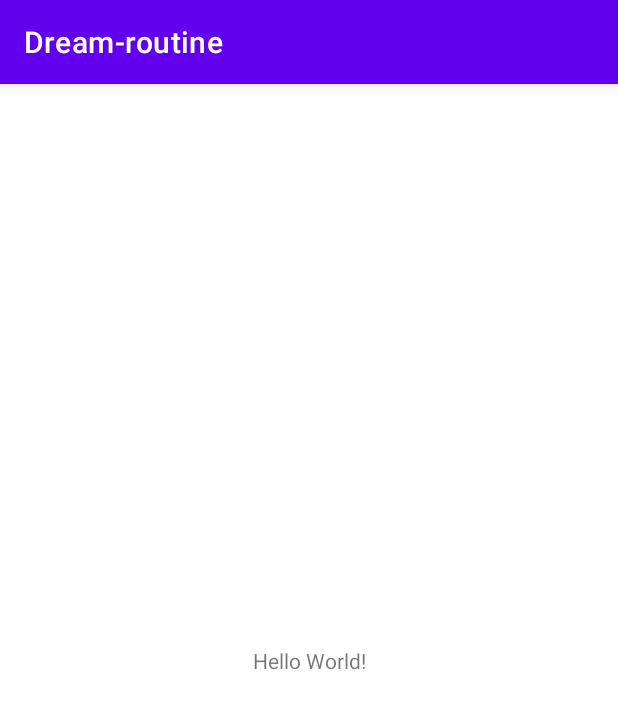
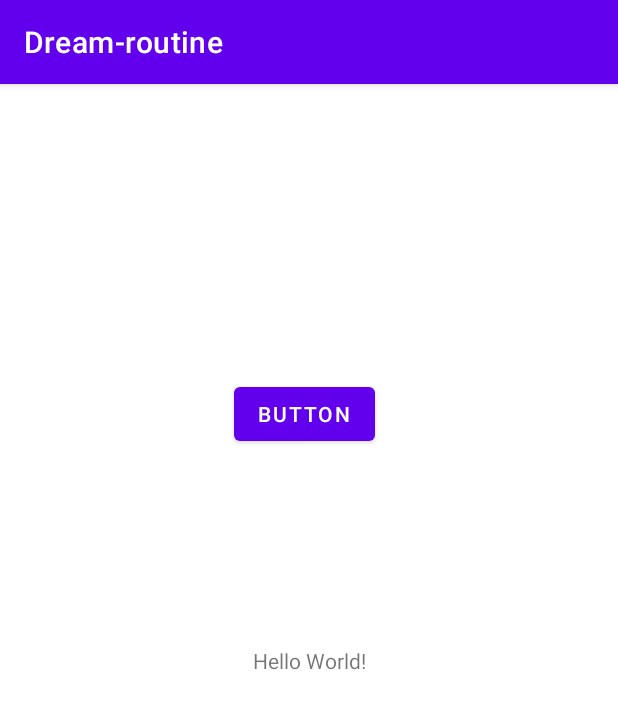
Before and after one commit to sowwnn/Routine-Note-Mobile-App, an Android app: the screen it shows after launch (MainActivity), on a phone screen of 412 x 824 dp. Shown: the top 709 px of the screen. Run offline under Robolectric (Android 15) with nearby library versions, the phone set to English and light mode, and no system bars.

Commit message:
hello there

```diff
--- a/Dreamroutine/app/src/main/res/layout/activity_main.xml
+++ b/Dreamroutine/app/src/main/res/layout/activity_main.xml
@@ -15,4 +15,14 @@
         app:layout_constraintRight_toRightOf="parent"
         app:layout_constraintTop_toTopOf="parent" />
 
+    <Button
+        android:id="@+id/btn1"
+        android:layout_width="wrap_content"
+        android:layout_height="wrap_content"
+        android:layout_marginStart="156dp"
+        android:layout_marginTop="196dp"
+        android:text="Button"
+        app:layout_constraintStart_toStartOf="parent"
+        app:layout_constraintTop_toTopOf="parent" />
+
 </androidx.constraintlayout.widget.ConstraintLayout>
```
